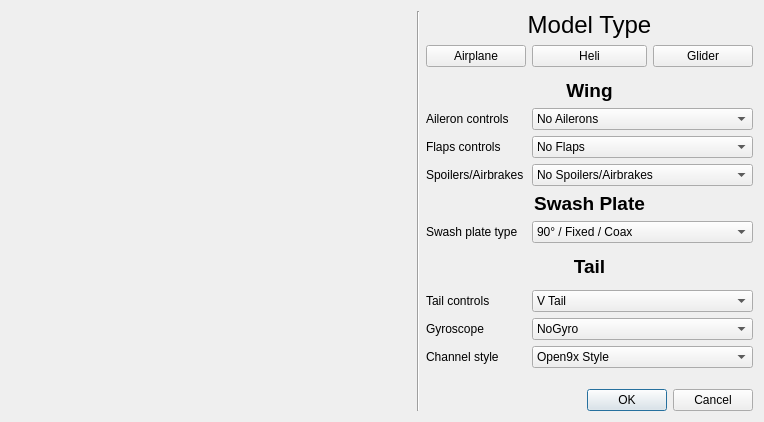
Before: the Qt Designer form src/modelconfigdialog.ui in roberto1903/companion9x, drawn with Qt 5.
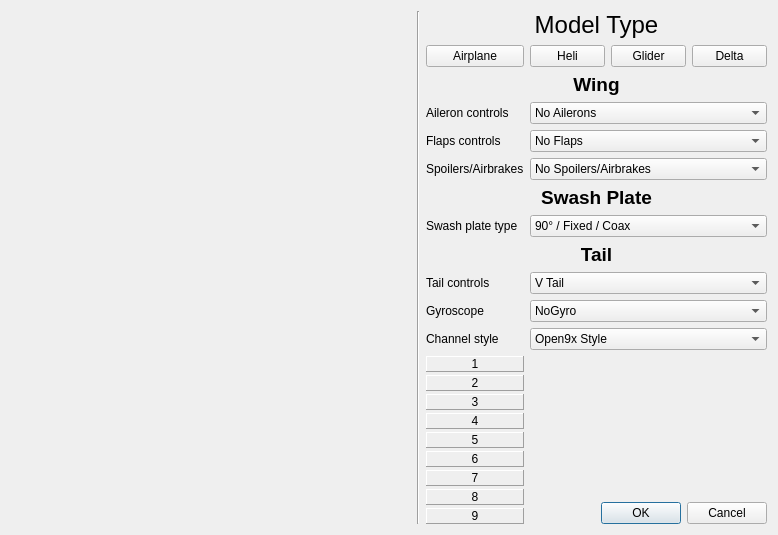
After: the same form once the commit is applied. Icons and pictures are not drawn.

Commit message: Model configuration wizard add delta wing button and receiver channels

```diff
--- a/src/modelconfigdialog.ui
+++ b/src/modelconfigdialog.ui
@@ -6,8 +6,8 @@
    <rect>
     <x>0</x>
     <y>0</y>
-    <width>731</width>
-    <height>410</height>
+    <width>747</width>
+    <height>468</height>
    </rect>
   </property>
   <property name="sizePolicy">
@@ -29,55 +29,8 @@
    <iconset resource="companion9x.qrc">
     <normaloff>:/images/configure.png</normaloff>:/images/configure.png</iconset>
   </property>
-  <layout class="QGridLayout" name="gridLayout_2" columnstretch="0,1,1,1,0">
-   <item row="7" column="2" colspan="3">
-    <widget class="QLabel" name="spLabel">
-     <property name="sizePolicy">
-      <sizepolicy hsizetype="MinimumExpanding" vsizetype="MinimumExpanding">
-       <horstretch>0</horstretch>
-       <verstretch>0</verstretch>
-      </sizepolicy>
-     </property>
-     <property name="font">
-      <font>
-       <pointsize>14</pointsize>
-       <weight>75</weight>
-       <bold>true</bold>
-      </font>
-     </property>
-     <property name="text">
-      <string>Swash Plate</string>
-     </property>
-     <property name="alignment">
-      <set>Qt::AlignCenter</set>
-     </property>
-    </widget>
-   </item>
-   <item row="8" column="3" colspan="2">
-    <widget class="QComboBox" name="swashType_CB">
-     <item>
-      <property name="text">
-       <string>90° / Fixed / Coax</string>
-      </property>
-     </item>
-     <item>
-      <property name="text">
-       <string>120°</string>
-      </property>
-     </item>
-     <item>
-      <property name="text">
-       <string>120X°</string>
-      </property>
-     </item>
-     <item>
-      <property name="text">
-       <string>140°</string>
-      </property>
-     </item>
-    </widget>
-   </item>
-   <item row="0" column="0" rowspan="17">
+  <layout class="QGridLayout" name="gridLayout_2" columnstretch="0,0,1,1,1,1">
+   <item row="0" column="0" rowspan="13">
     <layout class="QGridLayout" name="gridLayout">
      <property name="spacing">
       <number>0</number>
@@ -90,7 +43,7 @@
        <property name="sizeHint" stdset="0">
         <size>
          <width>400</width>
-         <height>40</height>
+         <height>20</height>
         </size>
        </property>
       </spacer>
@@ -165,7 +118,14 @@
      </item>
     </layout>
    </item>
-   <item row="0" column="2" colspan="3">
+   <item row="0" column="1" rowspan="13">
+    <widget class="Line" name="line">
+     <property name="orientation">
+      <enum>Qt::Vertical</enum>
+     </property>
+    </widget>
+   </item>
+   <item row="0" column="2" colspan="4">
     <widget class="QLabel" name="label">
      <property name="font">
       <font>
@@ -180,7 +140,58 @@
      </property>
     </widget>
    </item>
-   <item row="3" column="2" colspan="3">
+   <item row="1" column="2">
+    <widget class="QPushButton" name="planeButton">
+     <property name="sizePolicy">
+      <sizepolicy hsizetype="MinimumExpanding" vsizetype="Fixed">
+       <horstretch>0</horstretch>
+       <verstretch>0</verstretch>
+      </sizepolicy>
+     </property>
+     <property name="minimumSize">
+      <size>
+       <width>75</width>
+       <height>0</height>
+      </size>
+     </property>
+     <property name="text">
+      <string>Airplane</string>
+     </property>
+    </widget>
+   </item>
+   <item row="1" column="3">
+    <widget class="QPushButton" name="heliButton">
+     <property name="sizePolicy">
+      <sizepolicy hsizetype="MinimumExpanding" vsizetype="Fixed">
+       <horstretch>0</horstretch>
+       <verstretch>0</verstretch>
+      </sizepolicy>
+     </property>
+     <property name="minimumSize">
+      <size>
+       <width>75</width>
+       <height>0</height>
+      </size>
+     </property>
+     <property name="text">
+      <string>Heli</string>
+     </property>
+    </widget>
+   </item>
+   <item row="1" column="4">
+    <widget class="QPushButton" name="gliderButton">
+     <property name="minimumSize">
+      <size>
+       <width>75</width>
+       <height>0</height>
+      </size>
+     </property>
+     <property name="text">
+      <string>Glider</string>
+     </property>
+    </widget>
+   </item>
+   <item row="2" column="2" colspan="4">
     <widget class="QLabel" name="wingLabel">
      <property name="sizePolicy">
       <sizepolicy hsizetype="MinimumExpanding" vsizetype="MinimumExpanding">
@@ -203,7 +214,7 @@
      </property>
     </widget>
    </item>
-   <item row="4" column="2">
+   <item row="3" column="2">
     <widget class="QLabel" name="ailType_Label">
      <property name="sizePolicy">
       <sizepolicy hsizetype="MinimumExpanding" vsizetype="MinimumExpanding">
@@ -216,7 +227,7 @@
      </property>
     </widget>
    </item>
-   <item row="4" column="3" colspan="2">
+   <item row="3" column="3" colspan="3">
     <widget class="QComboBox" name="ailType_CB">
      <item>
       <property name="text">
@@ -240,7 +251,7 @@
      </item>
     </widget>
    </item>
-   <item row="5" column="2">
+   <item row="4" column="2">
     <widget class="QLabel" name="flapsType_Label">
      <property name="sizePolicy">
       <sizepolicy hsizetype="MinimumExpanding" vsizetype="MinimumExpanding">
@@ -253,7 +264,106 @@
      </property>
     </widget>
    </item>
-   <item row="10" column="2" colspan="3">
+   <item row="4" column="3" colspan="3">
+    <widget class="QComboBox" name="flapsType_CB">
+     <item>
+      <property name="text">
+       <string>No Flaps</string>
+      </property>
+     </item>
+     <item>
+      <property name="text">
+       <string>1 Servo (or inverting Y)</string>
+      </property>
+     </item>
+     <item>
+      <property name="text">
+       <string>2 Servos</string>
+      </property>
+     </item>
+    </widget>
+   </item>
+   <item row="5" column="2">
+    <widget class="QLabel" name="spoilersLabel">
+     <property name="text">
+      <string>Spoilers/Airbrakes</string>
+     </property>
+    </widget>
+   </item>
+   <item row="5" column="3" colspan="3">
+    <widget class="QComboBox" name="spoilersType_CB">
+     <item>
+      <property name="text">
+       <string>No Spoilers/Airbrakes</string>
+      </property>
+     </item>
+     <item>
+      <property name="text">
+       <string>1 Servo (or Y or inverting Y)</string>
+      </property>
+     </item>
+     <item>
+      <property name="text">
+       <string>2 Servos</string>
+      </property>
+     </item>
+    </widget>
+   </item>
+   <item row="6" column="2" colspan="4">
+    <widget class="QLabel" name="spLabel">
+     <property name="sizePolicy">
+      <sizepolicy hsizetype="MinimumExpanding" vsizetype="MinimumExpanding">
+       <horstretch>0</horstretch>
+       <verstretch>0</verstretch>
+      </sizepolicy>
+     </property>
+     <property name="font">
+      <font>
+       <pointsize>14</pointsize>
+       <weight>75</weight>
+       <bold>true</bold>
+      </font>
+     </property>
+     <property name="text">
+      <string>Swash Plate</string>
+     </property>
+     <property name="alignment">
+      <set>Qt::AlignCenter</set>
+     </property>
+    </widget>
+   </item>
+   <item row="7" column="2">
+    <widget class="QLabel" name="sp_Label">
+     <property name="text">
+      <string>Swash plate type</string>
+     </property>
+    </widget>
+   </item>
+   <item row="7" column="3" colspan="3">
+    <widget class="QComboBox" name="swashType_CB">
+     <item>
+      <property name="text">
+       <string>90° / Fixed / Coax</string>
+      </property>
+     </item>
+     <item>
+      <property name="text">
+       <string>120°</string>
+      </property>
+     </item>
+     <item>
+      <property name="text">
+       <string>120X°</string>
+      </property>
+     </item>
+     <item>
+      <property name="text">
+       <string>140°</string>
+      </property>
+     </item>
+    </widget>
+   </item>
+   <item row="8" column="2" colspan="4">
     <widget class="QLabel" name="tailLabel">
      <property name="sizePolicy">
       <sizepolicy hsizetype="MinimumExpanding" vsizetype="MinimumExpanding">
@@ -276,7 +386,7 @@
      </property>
     </widget>
    </item>
-   <item row="12" column="2">
+   <item row="9" column="2">
     <widget class="QLabel" name="tailType_Label">
      <property name="sizePolicy">
       <sizepolicy hsizetype="MinimumExpanding" vsizetype="MinimumExpanding">
@@ -289,55 +399,7 @@
      </property>
     </widget>
    </item>
-   <item row="15" column="2" colspan="3">
-    <spacer name="verticalSpacer_2">
-     <property name="orientation">
-      <enum>Qt::Vertical</enum>
-     </property>
-     <property name="sizeType">
-      <enum>QSizePolicy::Expanding</enum>
-     </property>
-     <property name="sizeHint" stdset="0">
-      <size>
-       <width>238</width>
-       <height>150</height>
-      </size>
-     </property>
-    </spacer>
-   </item>
-   <item row="16" column="2" colspan="3">
-    <widget class="QDialogButtonBox" name="buttonBox">
-     <property name="orientation">
-      <enum>Qt::Horizontal</enum>
-     </property>
-     <property name="standardButtons">
-      <set>QDialogButtonBox::Cancel|QDialogButtonBox::Ok</set>
-     </property>
-     <property name="centerButtons">
-      <bool>false</bool>
-     </property>
-    </widget>
-   </item>
-   <item row="5" column="3" colspan="2">
-    <widget class="QComboBox" name="flapsType_CB">
-     <item>
-      <property name="text">
-       <string>No Flaps</string>
-      </property>
-     </item>
-     <item>
-      <property name="text">
-       <string>1 Servo (or inverting Y)</string>
-      </property>
-     </item>
-     <item>
-      <property name="text">
-       <string>2 Servos</string>
-      </property>
-     </item>
-    </widget>
-   </item>
-   <item row="12" column="3" colspan="2">
+   <item row="9" column="3" colspan="3">
     <widget class="QComboBox" name="tailType_CB">
      <item>
       <property name="text">
@@ -356,72 +418,14 @@
      </item>
     </widget>
    </item>
-   <item row="1" column="2">
-    <widget class="QPushButton" name="planeButton">
-     <property name="sizePolicy">
-      <sizepolicy hsizetype="MinimumExpanding" vsizetype="Fixed">
-       <horstretch>0</horstretch>
-       <verstretch>0</verstretch>
-      </sizepolicy>
-     </property>
-     <property name="minimumSize">
-      <size>
-       <width>100</width>
-       <height>0</height>
-      </size>
-     </property>
+   <item row="10" column="2">
+    <widget class="QLabel" name="gyroType_Label">
      <property name="text">
-      <string>Airplane</string>
+      <string>Gyroscope</string>
      </property>
     </widget>
    </item>
-   <item row="1" column="3">
-    <widget class="QPushButton" name="heliButton">
-     <property name="sizePolicy">
-      <sizepolicy hsizetype="MinimumExpanding" vsizetype="Fixed">
-       <horstretch>0</horstretch>
-       <verstretch>0</verstretch>
-      </sizepolicy>
-     </property>
-     <property name="minimumSize">
-      <size>
-       <width>100</width>
-       <height>0</height>
-      </size>
-     </property>
-     <property name="text">
-      <string>Heli</string>
-     </property>
-    </widget>
-   </item>
-   <item row="1" column="4">
-    <widget class="QPushButton" name="gliderButton">
-     <property name="minimumSize">
-      <size>
-       <width>100</width>
-       <height>0</height>
-      </size>
-     </property>
-     <property name="text">
-      <string>Glider</string>
-     </property>
-    </widget>
-   </item>
-   <item row="0" column="1" rowspan="17">
-    <widget class="Line" name="line">
-     <property name="orientation">
-      <enum>Qt::Vertical</enum>
-     </property>
-    </widget>
-   </item>
-   <item row="8" column="2">
-    <widget class="QLabel" name="sp_Label">
-     <property name="text">
-      <string>Swash plate type</string>
-     </property>
-    </widget>
-   </item>
-   <item row="13" column="3" colspan="2">
+   <item row="10" column="3" colspan="3">
     <widget class="QComboBox" name="gyro_CB">
      <item>
       <property name="text">
@@ -440,21 +444,14 @@
      </item>
     </widget>
    </item>
-   <item row="13" column="2">
-    <widget class="QLabel" name="gyroType_Label">
-     <property name="text">
-      <string>Gyroscope</string>
-     </property>
-    </widget>
-   </item>
-   <item row="14" column="2">
+   <item row="11" column="2">
     <widget class="QLabel" name="chassign_Label">
      <property name="text">
       <string>Channel style</string>
      </property>
     </widget>
    </item>
-   <item row="14" column="3" colspan="2">
+   <item row="11" column="3" colspan="3">
     <widget class="QComboBox" name="chStyle_CB">
      <item>
       <property name="text">
@@ -468,32 +465,216 @@
      </item>
     </widget>
    </item>
-   <item row="6" column="2">
-    <widget class="QLabel" name="spoilersLabel">
+   <item row="12" column="2">
+    <layout class="QGridLayout" name="gridLayout_3" rowstretch="1,0,0,0,0,0,0,0,0,0">
+     <property name="spacing">
+      <number>3</number>
+     </property>
+     <item row="1" column="0">
+      <widget class="QLabel" name="CH_1">
+       <property name="frameShape">
+        <enum>QFrame::Panel</enum>
+       </property>
+       <property name="frameShadow">
+        <enum>QFrame::Raised</enum>
+       </property>
+       <property name="text">
+        <string>1</string>
+       </property>
+       <property name="alignment">
+        <set>Qt::AlignCenter</set>
+       </property>
+      </widget>
+     </item>
+     <item row="2" column="0">
+      <widget class="QLabel" name="CH_2">
+       <property name="frameShape">
+        <enum>QFrame::Panel</enum>
+       </property>
+       <property name="frameShadow">
+        <enum>QFrame::Raised</enum>
+       </property>
+       <property name="text">
+        <string>2</string>
+       </property>
+       <property name="alignment">
+        <set>Qt::AlignCenter</set>
+       </property>
+      </widget>
+     </item>
+     <item row="3" column="0">
+      <widget class="QLabel" name="CH_3">
+       <property name="frameShape">
+        <enum>QFrame::Panel</enum>
+       </property>
+       <property name="frameShadow">
+        <enum>QFrame::Raised</enum>
+       </property>
+       <property name="text">
+        <string>3</string>
+       </property>
+       <property name="alignment">
+        <set>Qt::AlignCenter</set>
+       </property>
+      </widget>
+     </item>
+     <item row="4" column="0">
+      <widget class="QLabel" name="CH_4">
+       <property name="frameShape">
+        <enum>QFrame::Panel</enum>
+       </property>
+       <property name="frameShadow">
+        <enum>QFrame::Raised</enum>
+       </property>
+       <property name="text">
+        <string>4</string>
+       </property>
+       <property name="alignment">
+        <set>Qt::AlignCenter</set>
+       </property>
+      </widget>
+     </item>
+     <item row="5" column="0">
+      <widget class="QLabel" name="CH_5">
+       <property name="frameShape">
+        <enum>QFrame::Panel</enum>
+       </property>
+       <property name="frameShadow">
+        <enum>QFrame::Raised</enum>
+       </property>
+       <property name="text">
+        <string>5</string>
+       </property>
+       <property name="alignment">
+        <set>Qt::AlignCenter</set>
+       </property>
+      </widget>
+     </item>
+     <item row="6" column="0">
+      <widget class="QLabel" name="CH_6">
+       <property name="frameShape">
+        <enum>QFrame::Panel</enum>
+       </property>
+       <property name="frameShadow">
+        <enum>QFrame::Raised</enum>
+       </property>
+       <property name="text">
+        <string>6</string>
+       </property>
+       <property name="alignment">
+        <set>Qt::AlignCenter</set>
+       </property>
+      </widget>
+     </item>
+     <item row="7" column="0">
+      <widget class="QLabel" name="CH_7">
+       <property name="frameShape">
+        <enum>QFrame::Panel</enum>
+       </property>
+       <property name="frameShadow">
+        <enum>QFrame::Raised</enum>
+       </property>
+       <property name="text">
+        <string>7</string>
+       </property>
+       <property name="alignment">
+        <set>Qt::AlignCenter</set>
+       </property>
+      </widget>
+     </item>
+     <item row="8" column="0">
+      <widget class="QLabel" name="CH_8">
+       <property name="frameShape">
+        <enum>QFrame::Panel</enum>
+       </property>
+       <property name="frameShadow">
+        <enum>QFrame::Raised</enum>
+       </property>
+       <property name="text">
+        <string>8</string>
+       </property>
+       <property name="alignment">
+        <set>Qt::AlignCenter</set>
+       </property>
+      </widget>
+     </item>
+     <item row="9" column="0">
+      <widget class="QLabel" name="CH_9">
+       <property name="frameShape">
+        <enum>QFrame::Panel</enum>
+       </property>
+       <property name="frameShadow">
+        <enum>QFrame::Raised</enum>
+       </property>
+       <property name="text">
+        <string>9</string>
+       </property>
+       <property name="alignment">
+        <set>Qt::AlignCenter</set>
+       </property>
+      </widget>
+     </item>
+     <item row="0" column="0">
+      <spacer name="verticalSpacer_2">
+       <property name="orientation">
+        <enum>Qt::Vertical</enum>
+       </property>
+       <property name="sizeHint" stdset="0">
+        <size>
+         <width>20</width>
+         <height>0</height>
+        </size>
+       </property>
+      </spacer>
+     </item>
+    </layout>
+   </item>
+   <item row="12" column="3" colspan="3">
+    <layout class="QGridLayout" name="gridLayout_4">
+     <item row="0" column="0">
+      <spacer name="verticalSpacer_3">
+       <property name="orientation">
+        <enum>Qt::Vertical</enum>
+       </property>
+       <property name="sizeType">
+        <enum>QSizePolicy::Expanding</enum>
+       </property>
+       <property name="sizeHint" stdset="0">
+        <size>
+         <width>20</width>
+         <height>0</height>
+        </size>
+       </property>
+      </spacer>
+     </item>
+     <item row="1" column="0">
+      <widget class="QDialogButtonBox" name="buttonBox">
+       <property name="orientation">
+        <enum>Qt::Horizontal</enum>
+       </property>
+       <property name="standardButtons">
+        <set>QDialogButtonBox::Cancel|QDialogButtonBox::Ok</set>
+       </property>
+       <property name="centerButtons">
+        <bool>false</bool>
+       </property>
+      </widget>
+     </item>
+    </layout>
+   </item>
+   <item row="1" column="5">
+    <widget class="QPushButton" name="deltaButton">
+     <property name="minimumSize">
+      <size>
+       <width>75</width>
+       <height>0</height>
+      </size>
+     </property>
      <property name="text">
-      <string>Spoilers/Airbrakes</string>
+      <string>Delta</string>
      </property>
     </widget>
    </item>
-   <item row="6" column="3" colspan="2">
-    <widget class="QComboBox" name="spoilersType_CB">
-     <item>
-      <property name="text">
-       <string>No Spoilers/Airbrakes</string>
-      </property>
-     </item>
-     <item>
-      <property name="text">
-       <string>1 Servo (or Y or inverting Y)</string>
-      </property>
-     </item>
-     <item>
-      <property name="text">
-       <string>2 Servos</string>
-      </property>
-     </item>
-    </widget>
-   </item>
   </layout>
  </widget>
  <tabstops>
```
Left out of the diff: 38 changed lines with no effect on the pictures. The commit also changes 2 other files.
